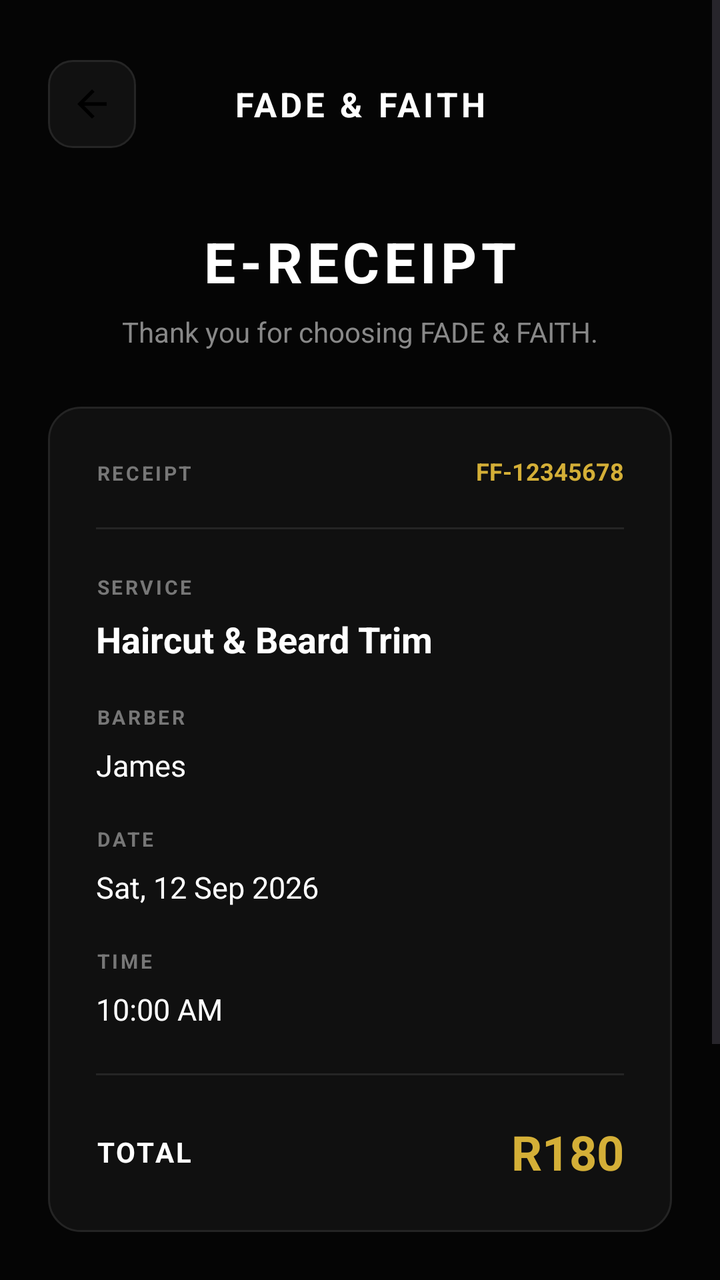
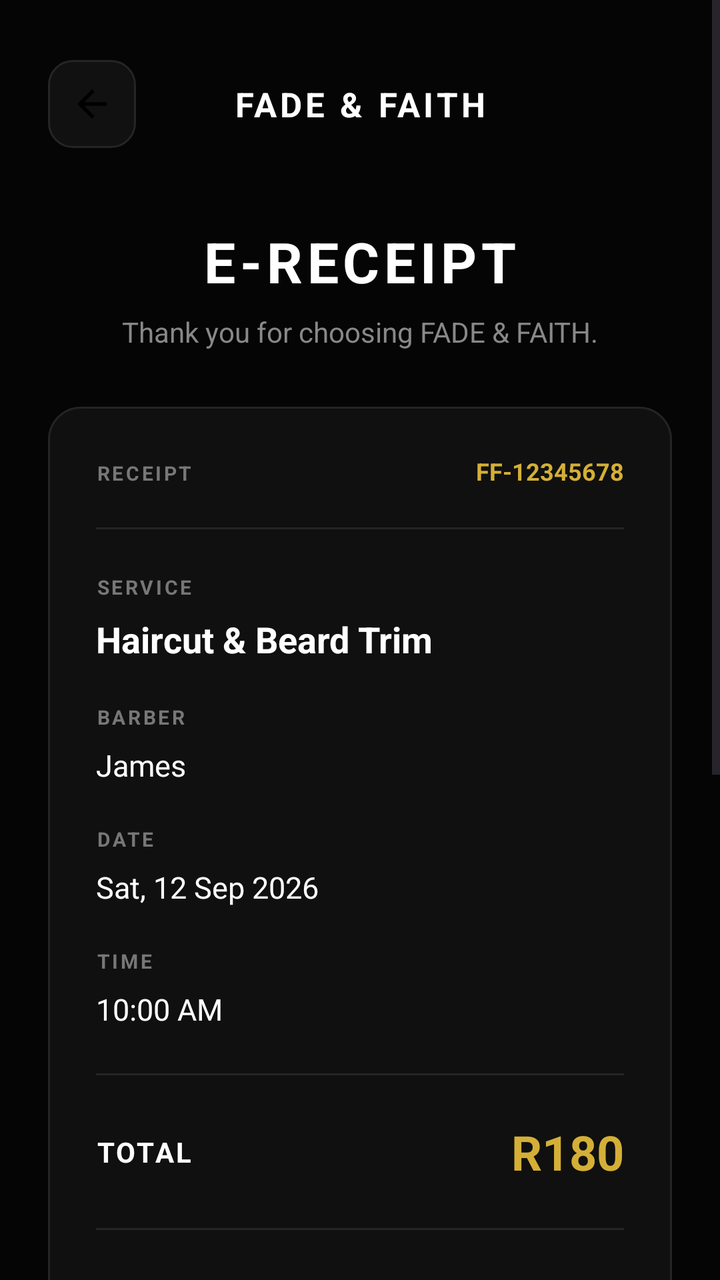

Compare the two renders of this Android layout. The source of the first and the diff that turns it into the second are given below.
<!-- AndroidManifest.xml: application theme Theme.FadeandFaith -->
<!-- res/layout/activity_receipt.xml -->
<?xml version="1.0" encoding="utf-8"?>
<ScrollView
    xmlns:android="http://schemas.android.com/apk/res/android"
    xmlns:app="http://schemas.android.com/apk/res-auto"
    android:layout_width="match_parent"
    android:layout_height="match_parent"
    android:fillViewport="true"
    android:background="#050505">

    <LinearLayout
        android:layout_width="match_parent"
        android:layout_height="wrap_content"
        android:orientation="vertical"
        android:padding="24dp">



        <LinearLayout
            android:layout_width="match_parent"
            android:layout_height="56dp"
            android:orientation="horizontal"
            android:gravity="center_vertical">

            <ImageView
                android:id="@+id/backButton"
                android:layout_width="44dp"
                android:layout_height="44dp"
                android:padding="11dp"
                android:background="@drawable/iconbutton"
                android:src="@drawable/arrowback"
                android:contentDescription="Back" />

            <TextView
                android:layout_width="0dp"
                android:layout_height="wrap_content"
                android:layout_weight="1"
                android:gravity="center"
                android:text="FADE &amp; FAITH"
                android:textColor="#FFFFFF"
                android:textSize="17sp"
                android:textStyle="bold"
                android:letterSpacing="0.10" />

            <View
                android:layout_width="44dp"
                android:layout_height="44dp" />

        </LinearLayout>



        <TextView
            android:layout_width="match_parent"
            android:layout_height="wrap_content"
            android:layout_marginTop="32dp"
            android:gravity="center"
            android:text="E-RECEIPT"
            android:textColor="#FFFFFF"
            android:textSize="28sp"
            android:textStyle="bold"
            android:letterSpacing="0.08" />

        <TextView
            android:layout_width="match_parent"
            android:layout_height="wrap_content"
            android:layout_marginTop="7dp"
            android:gravity="center"
            android:text="Thank you for choosing FADE &amp; FAITH."
            android:textColor="#888888"
            android:textSize="14sp" />



        <LinearLayout
            android:layout_width="match_parent"
            android:layout_height="wrap_content"
            android:layout_marginTop="28dp"
            android:orientation="vertical"
            android:padding="24dp"
            android:background="@drawable/homecard">



            <LinearLayout
                android:layout_width="match_parent"
                android:layout_height="wrap_content"
                android:orientation="horizontal">

                <TextView
                    android:layout_width="0dp"
                    android:layout_height="wrap_content"
                    android:layout_weight="1"
                    android:text="RECEIPT"
                    android:textColor="#777777"
                    android:textSize="10sp"
                    android:textStyle="bold"
                    android:letterSpacing="0.12" />

                <TextView
                    android:id="@+id/receiptNumberText"
                    android:layout_width="wrap_content"
                    android:layout_height="wrap_content"
                    android:text="FF-12345678"
                    android:textColor="#D4AF37"
                    android:textSize="12sp"
                    android:textStyle="bold" />

            </LinearLayout>

            <View
                android:layout_width="match_parent"
                android:layout_height="1dp"
                android:layout_marginTop="20dp"
                android:background="#252525" />



            <TextView
                android:layout_width="wrap_content"
                android:layout_height="wrap_content"
                android:layout_marginTop="22dp"
                android:text="SERVICE"
                android:textColor="#777777"
                android:textSize="10sp"
                android:textStyle="bold"
                android:letterSpacing="0.12" />

            <TextView
                android:id="@+id/serviceText"
                android:layout_width="match_parent"
                android:layout_height="wrap_content"
                android:layout_marginTop="7dp"
                android:text="Haircut &amp; Beard Trim"
                android:textColor="#FFFFFF"
                android:textSize="18sp"
                android:textStyle="bold" />



            <TextView
                android:layout_width="wrap_content"
                android:layout_height="wrap_content"
                android:layout_marginTop="20dp"
                android:text="BARBER"
                android:textColor="#777777"
                android:textSize="10sp"
                android:textStyle="bold"
                android:letterSpacing="0.12" />

            <TextView
                android:id="@+id/barberText"
                android:layout_width="match_parent"
                android:layout_height="wrap_content"
                android:layout_marginTop="7dp"
                android:text="James"
                android:textColor="#FFFFFF"
                android:textSize="15sp" />



            <TextView
                android:layout_width="wrap_content"
                android:layout_height="wrap_content"
                android:layout_marginTop="20dp"
                android:text="DATE"
                android:textColor="#777777"
                android:textSize="10sp"
                android:textStyle="bold"
                android:letterSpacing="0.12" />

            <TextView
                android:id="@+id/dateText"
                android:layout_width="match_parent"
                android:layout_height="wrap_content"
                android:layout_marginTop="7dp"
                android:text="Sat, 12 Sep 2026"
                android:textColor="#FFFFFF"
                android:textSize="15sp" />



            <TextView
                android:layout_width="wrap_content"
                android:layout_height="wrap_content"
                android:layout_marginTop="20dp"
                android:text="TIME"
                android:textColor="#777777"
                android:textSize="10sp"
                android:textStyle="bold"
                android:letterSpacing="0.12" />

            <TextView
                android:id="@+id/timeText"
                android:layout_width="match_parent"
                android:layout_height="wrap_content"
                android:layout_marginTop="7dp"
                android:text="10:00 AM"
                android:textColor="#FFFFFF"
                android:textSize="15sp" />

            <View
                android:layout_width="match_parent"
                android:layout_height="1dp"
                android:layout_marginTop="22dp"
                android:background="#252525" />



            <LinearLayout
                android:layout_width="match_parent"
                android:layout_height="wrap_content"
                android:layout_marginTop="22dp"
                android:orientation="horizontal"
                android:gravity="center_vertical">

                <TextView
                    android:layout_width="0dp"
                    android:layout_height="wrap_content"
                    android:layout_weight="1"
                    android:text="TOTAL"
                    android:textColor="#FFFFFF"
                    android:textSize="14sp"
                    android:textStyle="bold"
                    android:letterSpacing="0.08" />

                <TextView
                    android:id="@+id/priceText"
                    android:layout_width="wrap_content"
                    android:layout_height="wrap_content"
                    android:text="R180"
                    android:textColor="#D4AF37"
                    android:textSize="24sp"
                    android:textStyle="bold" />

            </LinearLayout>

        </LinearLayout>



        <com.google.android.material.button.MaterialButton
            android:id="@+id/paymentButton"
            android:layout_width="match_parent"
            android:layout_height="58dp"
            android:layout_marginTop="28dp"
            android:text="PROCEED TO PAYMENT"
            android:textColor="#050505"
            android:textSize="13sp"
            android:textStyle="bold"
            android:letterSpacing="0.06"
            android:background="@drawable/goldbutton"
            app:backgroundTint="@null" />

        <TextView
            android:layout_width="match_parent"
            android:layout_height="wrap_content"
            android:layout_marginTop="14dp"
            android:text="Your appointment details will be securely processed."
            android:textColor="#666666"
            android:textSize="11sp"
            android:gravity="center" />

        <View
            android:layout_width="match_parent"
            android:layout_height="30dp" />

    </LinearLayout>

</ScrollView>
<!-- resources referenced by this layout -->
<resources>
  <!-- drawable arrowback (drawable) -->
  <vector xmlns:android="http://schemas.android.com/apk/res/android" android:autoMirrored="true" android:height="24dp" android:tint="#000000" android:viewportHeight="960" android:viewportWidth="960" android:width="24dp">
        
      <path android:fillColor="@android:color/white" android:pathData="M313,520L537,744L480,800L160,480L480,160L537,216L313,440L800,440L800,520L313,520Z"/>
      
  </vector>
  <!-- drawable goldbutton (drawable) -->
  <?xml version="1.0" encoding="utf-8"?>
  <shape xmlns:android="http://schemas.android.com/apk/res/android"
      android:shape="rectangle">
  
      <solid android:color="#D4AF37" />
  
      <corners android:radius="14dp" />
  
  </shape>
  <!-- drawable homecard (drawable) -->
  <?xml version="1.0" encoding="utf-8"?>
  <shape xmlns:android="http://schemas.android.com/apk/res/android">
  
      <solid android:color="#101010" />
  
      <stroke
          android:width="1dp"
          android:color="#242424" />
  
      <corners android:radius="16dp" />
  
  </shape>
  <!-- drawable iconbutton (drawable) -->
  <?xml version="1.0" encoding="utf-8"?>
  <shape xmlns:android="http://schemas.android.com/apk/res/android">
  
      <solid android:color="#111111" />
  
      <stroke
          android:width="1dp"
          android:color="#252525" />
  
      <corners android:radius="12dp" />
  
  </shape>
  <style name="Theme.FadeandFaith" parent="Base.Theme.FadeandFaith" />
  <style name="Base.Theme.FadeandFaith" parent="Theme.Material3.DayNight.NoActionBar">
          
          
      </style>
</resources>

<!-- the commit's change to res/layout/activity_receipt.xml (unified diff, before → after) -->
@@ -234,6 +234,33 @@
 
             </LinearLayout>
 
+            <View
+                android:layout_width="match_parent"
+                android:layout_height="1dp"
+                android:layout_marginTop="22dp"
+                android:background="#252525" />
+
+            <TextView
+                android:layout_width="match_parent"
+                android:layout_height="wrap_content"
+                android:layout_marginTop="22dp"
+                android:gravity="center"
+                android:text="SCAN FOR DIGITAL RECEIPT"
+                android:textColor="#777777"
+                android:textSize="10sp"
+                android:textStyle="bold"
+                android:letterSpacing="0.12" />
+
+            <ImageView
+                android:id="@+id/qrImage"
+                android:layout_width="200dp"
+                android:layout_height="200dp"
+                android:layout_gravity="center_horizontal"
+                android:layout_marginTop="14dp"
+                android:padding="10dp"
+                android:background="#FFFFFF"
+                android:contentDescription="Receipt QR code" />
+
         </LinearLayout>
 
 
@@ -243,7 +270,7 @@
             android:layout_width="match_parent"
             android:layout_height="58dp"
             android:layout_marginTop="28dp"
-            android:text="PROCEED TO PAYMENT"
+            android:text="BACK TO MY BOOKINGS"
             android:textColor="#050505"
             android:textSize="13sp"
             android:textStyle="bold"
@@ -255,7 +282,7 @@
             android:layout_width="match_parent"
             android:layout_height="wrap_content"
             android:layout_marginTop="14dp"
-            android:text="Your appointment details will be securely processed."
+            android:text="Show this QR code at the shop, or scan it to see your receipt."
             android:textColor="#666666"
             android:textSize="11sp"
             android:gravity="center" />
